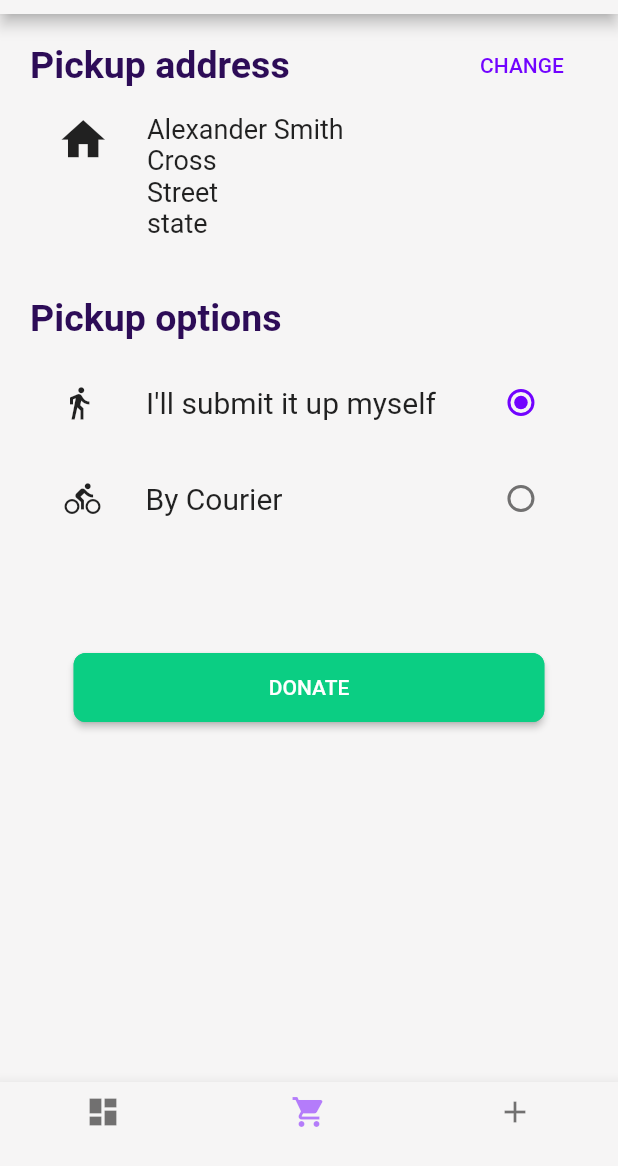
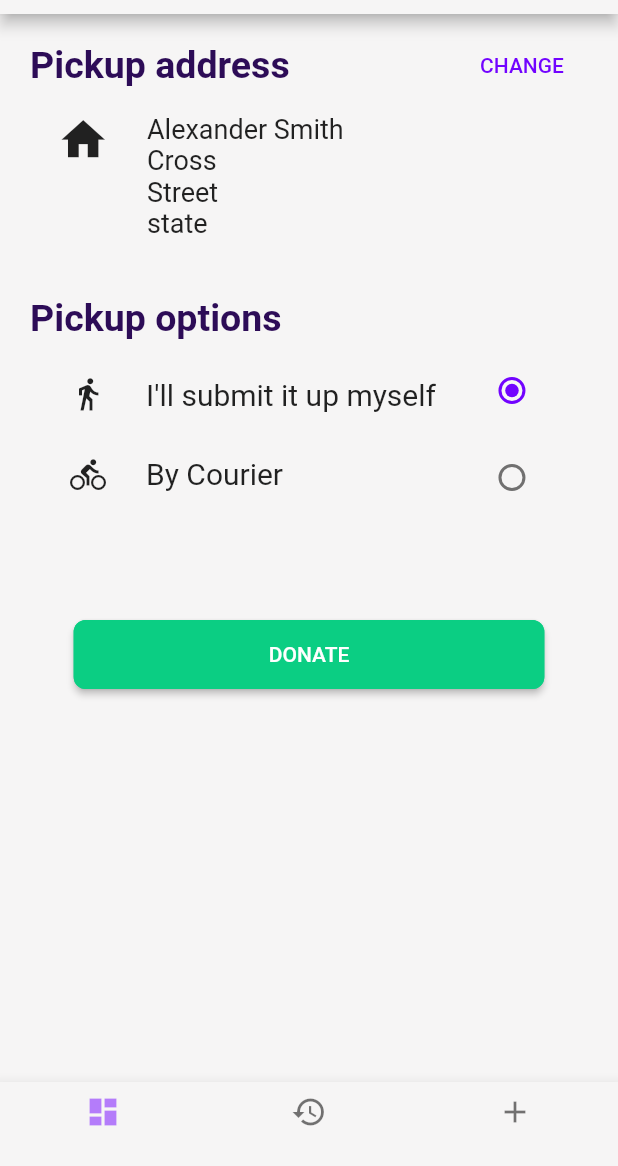
Before and after one commit to arghyab0/GiveMore, a Flutter app: the PickUp screen opened by its route, on a phone screen of 412 x 824 dp, the part 70-1236 px from its top. Run offline on Flutter 3.47's test engine with Material 2 defaults, Android fonts, the phone set to English and light mode, and no system bars; our stand-ins replace firebase_auth, firebase_core, flutter_animation_progress_bar, flutter_spinkit, shared_preferences; accounts and stored records are empty; Roboto replaces fonts that are missing (Poppins, poppins).

Commit message:
ui final 3

```diff
--- a/lib/UI/Requests.dart
+++ b/lib/UI/Requests.dart
@@ -42,8 +42,8 @@ class Requests extends StatelessWidget {
                 ),
               ),
               Container(
-                width: 70,
-                height: 70,
+                width: 55,
+                height: 55,
                 margin: EdgeInsets.only(top: 45, left: 260),
                 decoration: BoxDecoration(
                     borderRadius: BorderRadius.all(Radius.circular(50.0)),
@@ -199,7 +199,7 @@ class Requests extends StatelessWidget {
         items: [
           BottomNavigationBarItem(icon: Icon(Icons.dashboard), title: Text("")),
           BottomNavigationBarItem(
-              icon: Icon(Icons.shopping_cart), title: Text("")),
+              icon: Icon(Icons. history), title: Text("")),
           BottomNavigationBarItem(icon: Icon(Icons.search), title: Text("")),
         ],
         onTap: (int index) => moveto(index, context),
--- a/lib/UI/categories.dart
+++ b/lib/UI/categories.dart
@@ -24,8 +24,8 @@ class _categoriesState extends State<categories> {
   ];
 
   var img = [
-    'https://images.unsplash.com/photo-1550989460-0adf9ea622e2?ixlib=rb-1.2.1&ixid=eyJhcHBfaWQiOjEyMDd9&auto=format&fit=crop&w=634&q=80',
-    'https://images.unsplash.com/photo-1546548970-71785318a17b?ixlib=rb-1.2.1&ixid=eyJhcHBfaWQiOjEyMDd9&auto=format&fit=crop&w=634&q=80',
+    'https://images.unsplash.com/photo-1518843875459-f738682238a6?ixlib=rb-1.2.1&ixid=eyJhcHBfaWQiOjEyMDd9&auto=format&fit=crop&w=1926&q=80',
+    'https://images.unsplash.com/photo-1437750769465-301382cdf094?ixlib=rb-1.2.1&ixid=eyJhcHBfaWQiOjEyMDd9&auto=format&fit=crop&w=1055&q=80',
     'https://images.unsplash.com/photo-1556471013-0001958d2f12?ixlib=rb-1.2.1&ixid=eyJhcHBfaWQiOjEyMDd9&auto=format&fit=crop&w=823&q=80',
     'https://images.unsplash.com/photo-1545015451-f05567aa6bcc?ixlib=rb-1.2.1&ixid=eyJhcHBfaWQiOjEyMDd9&auto=format&fit=crop&w=334&q=80',
     'https://images.unsplash.com/photo-1495474472287-4d71bcdd2085?ixlib=rb-1.2.1&ixid=eyJhcHBfaWQiOjEyMDd9&auto=format&fit=crop&w=1050&q=80',
--- a/lib/UI/new_donation.dart
+++ b/lib/UI/new_donation.dart
@@ -109,20 +109,20 @@ class _NewDonationState extends State<NewDonation> {
                         style: TextStyle(
                           color: Color.fromRGBO(45, 12, 87, 1.0),
                           fontFamily: 'poppins',
-                          fontSize: 30,
+                          fontSize: 25,
                         ),
                       ),
                     ),
                     Text(
                       '$_n',
                       style: TextStyle(
-                        fontSize: 40,
+                        fontSize: 30,
                         fontFamily: 'poppins',
                         color: Color.fromRGBO(45, 12, 87, 1.0),
                       ),
                     ),
                     SizedBox(
-                      width: 10,
+                      width: 30,
                     ),
                     Expanded(
                       child: Center(
--- a/lib/UI/pickup.dart
+++ b/lib/UI/pickup.dart
@@ -1,5 +1,6 @@
 import 'package:covidist/UI/Requests.dart';
 import 'package:covidist/UI/donationlisted.dart';
+import 'package:covidist/UI/yourcart.dart';
 import 'package:flutter/cupertino.dart';
 import 'package:flutter/material.dart';
 
@@ -129,13 +130,28 @@ class _PickUpState extends State<PickUp> {
               ),
             ),
             Padding(
-              padding: const EdgeInsets.all(8.0),
+              padding: const EdgeInsets.symmetric(horizontal: 20),
               child: Row(
                 mainAxisAlignment: MainAxisAlignment.spaceEvenly,
+                children: <Widget>[
+                  Column(
+                    crossAxisAlignment: CrossAxisAlignment.start,
+                    mainAxisAlignment: MainAxisAlignment.start,
                     children: <Widget>[
                       Icon(
                         Icons.directions_walk,
                       ),
+                      SizedBox(
+                        height: 30,
+                      ),
+                      Icon(
+                        Icons.directions_bike,
+                      ),
+                    ],
+                  ),
+                  Column(
+                    crossAxisAlignment: CrossAxisAlignment.start,
+                    children: <Widget>[
                       Text(
                         "I'll submit it up myself",
                         style: TextStyle(
@@ -143,6 +159,22 @@ class _PickUpState extends State<PickUp> {
                           fontSize: 20,
                         ),
                       ),
+                      SizedBox(
+                        height: 30,
+                      ),
+                      Text(
+                        "By Courier",
+                        style: TextStyle(
+                          fontFamily: 'poppins',
+                          fontSize: 20,
+                        ),
+                      ),
+                    ],
+                  ),
+                  Column(
+                    crossAxisAlignment: CrossAxisAlignment.start,
+                    mainAxisAlignment: MainAxisAlignment.start,
+                    children: <Widget>[
                       Radio(
                         value: SingingCharecter.pickup,
                         groupValue: _charecter,
@@ -155,31 +187,8 @@ class _PickUpState extends State<PickUp> {
                           );
                         },
                       ),
-                ],
-              ),
-            ),
-            Padding(
-              padding: const EdgeInsets.all(8.0),
-              child: Row(
-                children: <Widget>[
                       SizedBox(
-                    width: 35,
-                  ),
-                  Icon(
-                    Icons.directions_bike,
-                  ),
-                  SizedBox(
-                    width: 30,
-                  ),
-                  Text(
-                    "By Courier",
-                    style: TextStyle(
-                      fontFamily: 'poppins',
-                      fontSize: 20,
-                    ),
-                  ),
-                  SizedBox(
-                    width: 135,
+                        height: 10,
                       ),
                       Radio(
                         value: SingingCharecter.courier,
@@ -192,6 +201,8 @@ class _PickUpState extends State<PickUp> {
                             },
                           );
                         },
+                      ),
+                    ],
                   ),
                 ],
               ),
@@ -227,13 +238,12 @@ class _PickUpState extends State<PickUp> {
         ),
       ),
       bottomNavigationBar: BottomNavigationBar(
-        currentIndex: 1,
         type: BottomNavigationBarType.fixed,
         selectedItemColor: Color.fromRGBO(114, 3, 255, 0.5),
         items: [
           BottomNavigationBarItem(icon: Icon(Icons.dashboard), title: Text("")),
           BottomNavigationBarItem(
-              icon: Icon(Icons.shopping_cart), title: Text("")),
+              icon: Icon(Icons.history), title: Text("")),
           BottomNavigationBarItem(icon: Icon(Icons.add), title: Text("")),
         ],
         onTap: (int index) => moveto(index, context),
@@ -244,8 +254,8 @@ class _PickUpState extends State<PickUp> {
 }
 
 moveto(index, cont) {
-  if (index == 0) {
-    Navigator.push(cont, MaterialPageRoute(builder: (context) => categories()));
+  if (index == 1) {
+    Navigator.push(cont, MaterialPageRoute(builder: (context) => YourCart()));
   } else if (index == 2) {
     Navigator.push(
         cont, MaterialPageRoute(builder: (context) => NewDonation()));
--- a/lib/UI/request_donation.dart
+++ b/lib/UI/request_donation.dart
@@ -138,20 +138,20 @@ class _RequestDonationState extends State<RequestDonation> {
                         style: TextStyle(
                           color: Color.fromRGBO(45, 12, 87, 1.0),
                           fontFamily: 'poppins',
-                          fontSize: 30,
+                          fontSize: 25,
                         ),
                       ),
                     ),
                     Text(
                       '$_n',
                       style: TextStyle(
-                        fontSize: 40,
+                        fontSize: 30,
                         fontFamily: 'poppins',
                         color: Color.fromRGBO(45, 12, 87, 1.0),
                       ),
                     ),
                     SizedBox(
-                      width: 10,
+                      width: 40,
                     ),
                     Expanded(
                       child: Center(
--- a/lib/UI/requestpublished.dart
+++ b/lib/UI/requestpublished.dart
@@ -15,7 +15,7 @@ class requestpublished extends StatelessWidget {
           Column(
             children: <Widget>[
               SizedBox(
-                height: 300,
+                height: 320,
               ),
               Container(
                 alignment: Alignment.bottomCenter,
@@ -80,6 +80,9 @@ class requestpublished extends StatelessWidget {
                                 style: TextStyle(color: Colors.white))),
                       ),
                     ),
+                    SizedBox(
+                      height: 70,
+                    ),
                   ],
                 ),
               )
--- a/lib/UI/thanks.dart
+++ b/lib/UI/thanks.dart
@@ -14,7 +14,7 @@ class Thanks extends StatelessWidget {
           Column(
             children: <Widget>[
               SizedBox(
-                height: 300,
+                height: 350,
               ),
               Container(
                 alignment: Alignment.bottomCenter,
@@ -89,6 +89,9 @@ class Thanks extends StatelessWidget {
                                 style: TextStyle(color: Colors.white))),
                       ),
                     ),
+                    SizedBox(
+                      height: 40,
+                    ),
                   ],
                 ),
               )
--- a/lib/UI/vegetable.dart
+++ b/lib/UI/vegetable.dart
@@ -9,11 +9,12 @@ import 'new_donation.dart';
 
 class vegetable extends StatelessWidget {
   bool _selected = false;
-  var names = ["Tomato", "Lettuce", "Potato"];
+  var names = ["Tomato", "Lettuce", "Potato", "Carrot"];
   var img = [
     "https://images.unsplash.com/photo-1518977822534-7049a61ee0c2?ixlib=rb-1.2.1&auto=format&fit=crop&w=1050&q=80",
     "https://images.unsplash.com/photo-1506073881649-4e23be3e9ed0?ixlib=rb-1.2.1&ixid=eyJhcHBfaWQiOjEyMDd9&auto=format&fit=crop&w=967&q=80",
-    "https://images.unsplash.com/photo-1518977676601-b53f82aba655?ixlib=rb-1.2.1&ixid=eyJhcHBfaWQiOjEyMDd9&auto=format&fit=crop&w=1050&q=80"
+    "https://images.unsplash.com/photo-1518977676601-b53f82aba655?ixlib=rb-1.2.1&ixid=eyJhcHBfaWQiOjEyMDd9&auto=format&fit=crop&w=1050&q=80",
+    "https://images.unsplash.com/photo-1437750769465-301382cdf094?ixlib=rb-1.2.1&ixid=eyJhcHBfaWQiOjEyMDd9&auto=format&fit=crop&w=1055&q=80"
   ];
 
   @override
--- a/lib/UI/yourcart.dart
+++ b/lib/UI/yourcart.dart
@@ -117,8 +117,7 @@ class YourCart extends StatelessWidget {
         selectedItemColor: Color.fromRGBO(114, 3, 255, 0.5),
         items: [
           BottomNavigationBarItem(icon: Icon(Icons.dashboard), title: Text("")),
-          BottomNavigationBarItem(
-              icon: Icon(Icons.shopping_cart), title: Text("")),
+          BottomNavigationBarItem(icon: Icon(Icons.history), title: Text("")),
           BottomNavigationBarItem(icon: Icon(Icons.search), title: Text("")),
         ],
         onTap: (int index) => moveto(index, context),
--- a/lib/screens/wrapper.dart
+++ b/lib/screens/wrapper.dart
@@ -31,6 +31,6 @@ class Wrapper extends StatelessWidget {
     } else {
       return noncontactdelivery();
     }
-    //return noncontactdelivery();
+    //return youractivity();
   }
 }
```
Also changed, not shown: lib/UI/checkout.dart (+35 -25 lines), lib/UI/donationlisted.dart (+10 -6 lines), lib/UI/requestreceived.dart (+10 -4 lines). Lines whose indentation alone changed are shown as unchanged.
